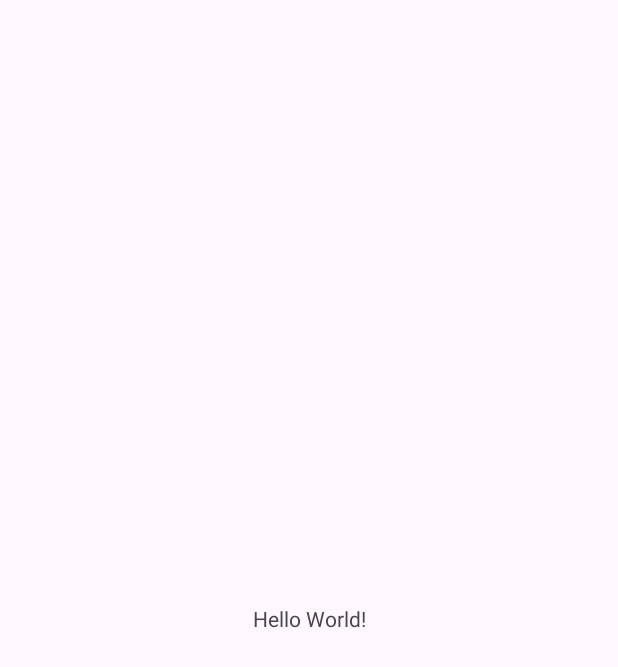
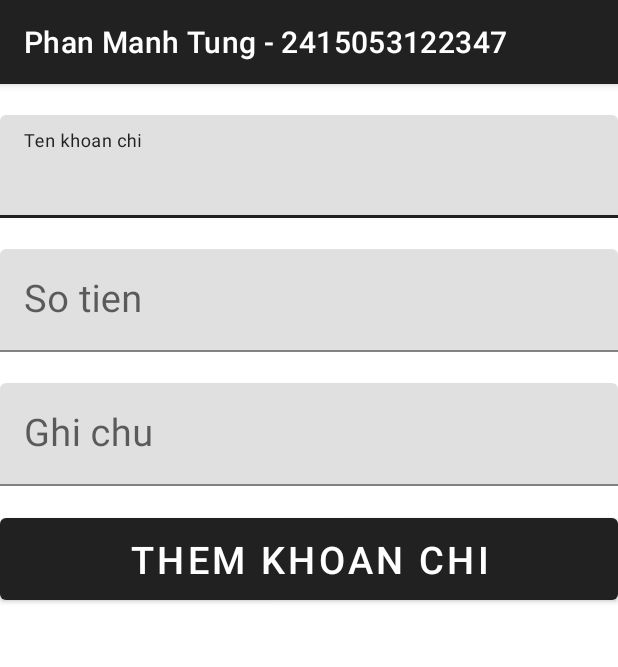
Before and after one commit to PhanManhTung-347/chitieudihoc, an Android app: the screen it shows after launch (MainActivity), on a phone screen of 412 x 824 dp. Before the commit the part shown is almost empty. Shown: the top 667 px of the screen. Run offline under Robolectric (Android 15) with nearby library versions, the phone set to English and light mode, and no system bars; 1 statement that could not run was skipped.

Commit message:
Tao form nhap khoan chi

```diff
--- a/app/build.gradle.kts
+++ b/app/build.gradle.kts
@@ -16,6 +16,9 @@ android {
         versionName = "1.0"
 
         testInstrumentationRunner = "androidx.test.runner.AndroidJUnitRunner"
+    }
+    buildFeatures{
+        viewBinding = true
     }
 
     buildTypes {
@@ -36,6 +39,7 @@ dependencies {
     implementation(libs.androidx.appcompat)
     implementation(libs.androidx.constraintlayout)
     implementation(libs.androidx.core.ktx)
+    implementation("androidx.recyclerview:recyclerview:1.4.0")
     implementation(libs.material)
     testImplementation(libs.junit)
     androidTestImplementation(libs.androidx.espresso.core)
--- a/app/src/main/java/com/example/ktgk_phanmanhtung_2415053122347/MainActivity.kt
+++ b/app/src/main/java/com/example/ktgk_phanmanhtung_2415053122347/MainActivity.kt
@@ -5,11 +5,15 @@ import androidx.activity.enableEdgeToEdge
 import androidx.appcompat.app.AppCompatActivity
 import androidx.core.view.ViewCompat
 import androidx.core.view.WindowInsetsCompat
+import com.example.ktgk_phanmanhtung_2415053122347.databinding.ActivityMainBinding
 
 class MainActivity : AppCompatActivity() {
+    private lateinit var binding_2347: ActivityMainBinding
     override fun onCreate(savedInstanceState: Bundle?) {
         super.onCreate(savedInstanceState)
         enableEdgeToEdge()
+        binding_2347 = ActivityMainBinding.inflate(layoutInflater)
+        supportActionBar?.title = "Phan Manh Tung - 2415053122347"
         setContentView(R.layout.activity_main)
         ViewCompat.setOnApplyWindowInsetsListener(findViewById(R.id.main)) { v, insets ->
             val systemBars = insets.getInsets(WindowInsetsCompat.Type.systemBars())
--- a/app/src/main/res/layout/activity_main.xml
+++ b/app/src/main/res/layout/activity_main.xml
@@ -1,19 +1,65 @@
 <?xml version="1.0" encoding="utf-8"?>
-<androidx.constraintlayout.widget.ConstraintLayout xmlns:android="http://schemas.android.com/apk/res/android"
+<LinearLayout xmlns:android="http://schemas.android.com/apk/res/android"
     xmlns:app="http://schemas.android.com/apk/res-auto"
     xmlns:tools="http://schemas.android.com/tools"
     android:id="@+id/main"
     android:layout_width="match_parent"
     android:layout_height="match_parent"
-    tools:context=".MainActivity">
-
-    <TextView
-        android:layout_width="wrap_content"
+    tools:context=".MainActivity"
+    android:orientation="vertical">
+    <com.google.android.material.textfield.TextInputLayout
+        android:layout_width="match_parent"
         android:layout_height="wrap_content"
-        android:text="Hello World!"
-        app:layout_constraintBottom_toBottomOf="parent"
-        app:layout_constraintEnd_toEndOf="parent"
-        app:layout_constraintStart_toStartOf="parent"
-        app:layout_constraintTop_toTopOf="parent" />
-
-</androidx.constraintlayout.widget.ConstraintLayout>
+        android:layout_marginTop="15dp"
+        android:id="@+id/tilTen2347"
+        android:hint="Ten khoan chi">
+        <com.google.android.material.textfield.TextInputEditText
+            android:layout_width="match_parent"
+            android:layout_height="wrap_content"
+            android:layout_marginTop="5dp"
+            android:textSize="25sp"
+            android:id="@+id/edtTen2347"
+            android:inputType="textCapSentences"/>
+    </com.google.android.material.textfield.TextInputLayout>
+    <com.google.android.material.textfield.TextInputLayout
+        android:layout_width="match_parent"
+        android:layout_height="wrap_content"
+        android:layout_marginTop="15dp"
+        android:id="@+id/tilSoTien2347"
+        android:hint="So tien">
+        <com.google.android.material.textfield.TextInputEditText
+            android:layout_width="match_parent"
+            android:layout_height="wrap_content"
+            android:layout_marginTop="5dp"
+            android:textSize="25sp"
+            android:id="@+id/edtSoTien2347"
+            android:inputType="number"/>
+    </com.google.android.material.textfield.TextInputLayout>
+    <com.google.android.material.textfield.TextInputLayout
+        android:layout_width="match_parent"
+        android:layout_height="wrap_content"
+        android:layout_marginTop="15dp"
+        android:id="@+id/tilGhiChu2347"
+        android:hint="Ghi chu">
+        <com.google.android.material.textfield.TextInputEditText
+            android:layout_width="match_parent"
+            android:layout_height="wrap_content"
+            android:layout_marginTop="5dp"
+            android:textSize="25sp"
+            android:id="@+id/edtGhiChu2347"
+            android:inputType="textCapSentences"/>
+    </com.google.android.material.textfield.TextInputLayout>
+    <com.google.android.material.button.MaterialButton
+        android:layout_width="match_parent"
+        android:layout_height="wrap_content"
+        android:layout_marginTop="15dp"
+        android:padding="10dp"
+        android:textSize="25sp"
+        android:text="Them khoan chi"
+        android:id="@+id/btnThemKhoanChi2347"/>
+    <androidx.recyclerview.widget.RecyclerView
+        android:layout_width="match_parent"
+        android:layout_height="wrap_content"
+        android:id="@+id/rvKhoanChi2347"
+        android:textSize="25sp"/>
+</LinearLayout>
--- a/app/src/main/res/values/themes.xml
+++ b/app/src/main/res/values/themes.xml
@@ -1,6 +1,6 @@
 <resources xmlns:tools="http://schemas.android.com/tools">
     <!-- Base application theme. -->
-    <style name="Base.Theme.Ktgk_phanmanhtung_2415053122347" parent="Theme.Material3.DayNight.NoActionBar">
+    <style name="Base.Theme.Ktgk_phanmanhtung_2415053122347" parent="Theme.MaterialComponents.DayNight.DarkActionBar">
         <!-- Customize your light theme here. -->
         <!-- <item name="colorPrimary">@color/my_light_primary</item> -->
     </style>
```
Also changed, not shown: 1 other file.
